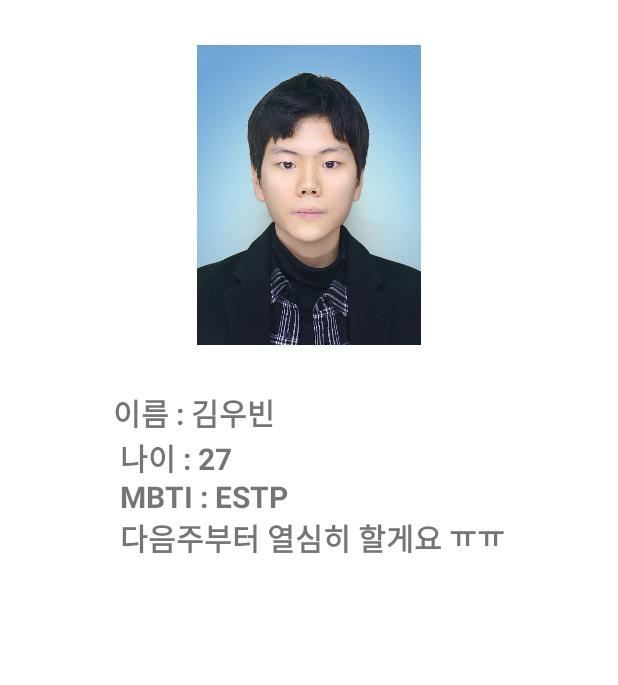
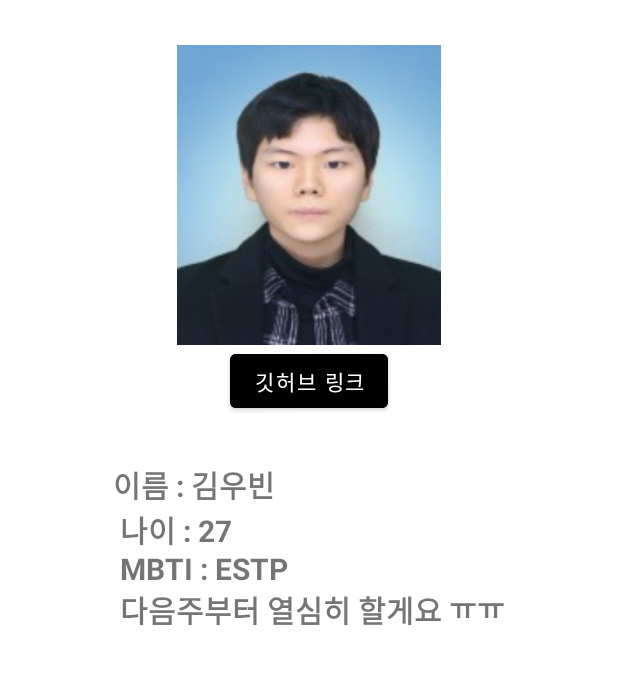
Before and after one commit to 29th-WE-SOPT-Android-Part/Android-Ubin, an Android app: the HomeActivity screen opened directly, with no data from a screen before it, on a phone screen of 412 x 824 dp, the part 245-930 px from its top. Run offline under Robolectric (Android 15) with nearby library versions, the phone set to English and light mode, and no system bars; our stand-ins replace data binding.

Commit message:
도전과제 2-2 : 암시적 인텐트로 깃허브 이동 추가, 2-3: constraintDimensionRatio, nestedScrollView 사용

```diff
--- a/app/src/main/java/kr/ac/smu/cs/soptandroid/home/view/HomeActivity.kt
+++ b/app/src/main/java/kr/ac/smu/cs/soptandroid/home/view/HomeActivity.kt
@@ -1,12 +1,31 @@
 package kr.ac.smu.cs.soptandroid.home.view
 
-import androidx.appcompat.app.AppCompatActivity
+import android.content.Intent
+import android.net.Uri
 import android.os.Bundle
+import androidx.activity.viewModels
+import androidx.lifecycle.observe
 import kr.ac.smu.cs.soptandroid.R
+import kr.ac.smu.cs.soptandroid.databinding.ActivityHomeBinding
+import kr.ac.smu.cs.soptandroid.home.viewmodel.HomeViewModel
+import kr.ac.smu.cs.soptandroid.util.BindingActivity
 
-class HomeActivity : AppCompatActivity() {
+
+class HomeActivity : BindingActivity<ActivityHomeBinding>(R.layout.activity_home) {
+    private val homeViewModel:HomeViewModel by viewModels()
     override fun onCreate(savedInstanceState: Bundle?) {
         super.onCreate(savedInstanceState)
-        setContentView(R.layout.activity_home)
+        binding.homeViewModel=homeViewModel
+        binding.lifecycleOwner=this
+        clickListener()
+    }
+
+    private fun clickListener(){
+        homeViewModel.isLinkClicked.observe(this){clickGithubLinkListener()}
+    }
+
+    private fun clickGithubLinkListener(){
+        val intent = Intent(Intent.ACTION_VIEW, Uri.parse("https://github.com/ub1n/"))
+        startActivity(intent)
     }
 }
--- /dev/null
+++ b/app/src/main/java/kr/ac/smu/cs/soptandroid/home/viewmodel/HomeViewModel.kt
@@ -0,0 +1,15 @@
+package kr.ac.smu.cs.soptandroid.home.viewmodel
+
+import androidx.lifecycle.LiveData
+import androidx.lifecycle.MutableLiveData
+import androidx.lifecycle.ViewModel
+
+class HomeViewModel : ViewModel(){
+    private val _isLinkClicked= MutableLiveData<Boolean>()
+    val isLinkClicked: LiveData<Boolean>
+        get() = _isLinkClicked
+
+    fun LinkClicked(){
+        _isLinkClicked.value=false
+    }
+}
--- a/app/src/main/res/layout/activity_home.xml
+++ b/app/src/main/res/layout/activity_home.xml
@@ -1,7 +1,25 @@
 <?xml version="1.0" encoding="utf-8"?>
-<androidx.constraintlayout.widget.ConstraintLayout xmlns:android="http://schemas.android.com/apk/res/android"
+
+<layout xmlns:android="http://schemas.android.com/apk/res/android"
     xmlns:app="http://schemas.android.com/apk/res-auto"
-    xmlns:tools="http://schemas.android.com/tools"
+    xmlns:tools="http://schemas.android.com/tools">
+
+    <data>
+        <variable
+            name="homeViewModel"
+            type="kr.ac.smu.cs.soptandroid.home.viewmodel.HomeViewModel"/>
+
+        <variable
+            name="homeActivity"
+            type="kr.ac.smu.cs.soptandroid.home.view.HomeActivity" />
+    </data>
+
+    <androidx.core.widget.NestedScrollView
+        android:layout_width="match_parent"
+        android:layout_height="match_parent"
+        android:fillViewport="true">
+
+        <androidx.constraintlayout.widget.ConstraintLayout
             android:layout_width="match_parent"
             android:layout_height="match_parent"
             tools:context=".home.view.HomeActivity">
@@ -24,21 +42,37 @@
                 android:layout_width="0dp"
                 android:layout_height="200dp"
                 android:layout_marginTop="30dp"
+                app:layout_constraintDimensionRatio="1.0"
                 app:layout_constraintEnd_toEndOf="parent"
                 app:layout_constraintStart_toStartOf="parent"
                 app:layout_constraintTop_toBottomOf="@+id/textView"
-        app:srcCompat="@drawable/polaface" />
+                app:srcCompat="@drawable/polaface2" />
 
             <TextView
                 android:id="@+id/textView6"
                 android:layout_width="wrap_content"
                 android:layout_height="wrap_content"
                 android:layout_marginTop="30dp"
-        android:text="이름 : 김우빈 \n 나이 : 27 \n MBTI : ESTP \n 다음주부터 열심히 할게요 ㅠㅠ"
+                android:text="이름 : 김우빈 \n 나이 : 27 \n MBTI : ESTP \n 다음주부터 열심히 할게요 ㅠㅠ\n\n\n\n\n\n\n\n\n\n\n\nㅁㅁㅁ"
                 android:textSize="20sp"
                 android:textStyle="bold"
+                app:layout_constraintEnd_toEndOf="parent"
+                app:layout_constraintStart_toStartOf="parent"
+                app:layout_constraintTop_toBottomOf="@+id/button_github_link" />
+
+            <Button
+                android:id="@+id/button_github_link"
+                android:layout_width="wrap_content"
+                android:layout_height="wrap_content"
+                android:layout_marginStart="30dp"
+                android:layout_marginEnd="30dp"
+                android:backgroundTint="@color/black"
+                android:text="깃허브 링크"
+                android:onClick="@{()-> homeViewModel.LinkClicked()}"
                 app:layout_constraintEnd_toEndOf="parent"
                 app:layout_constraintStart_toStartOf="parent"
                 app:layout_constraintTop_toBottomOf="@+id/imageView" />
 
         </androidx.constraintlayout.widget.ConstraintLayout>
+    </androidx.core.widget.NestedScrollView>
+</layout>
```
Also changed, not shown: app/src/main/res/drawable/polaface2.jpg (added). Lines whose indentation alone changed are shown as unchanged.
